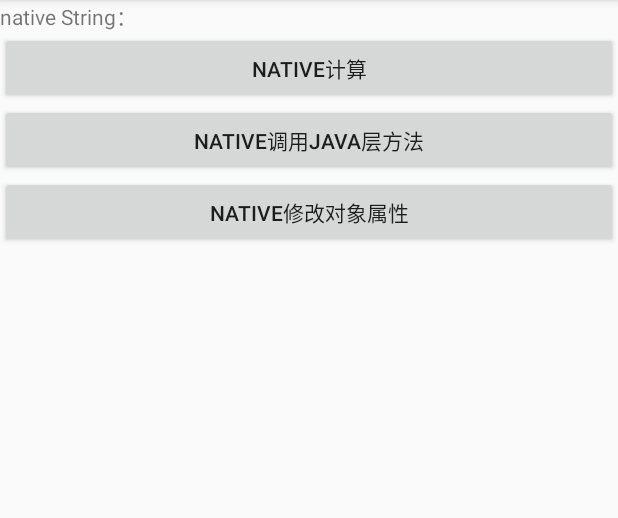
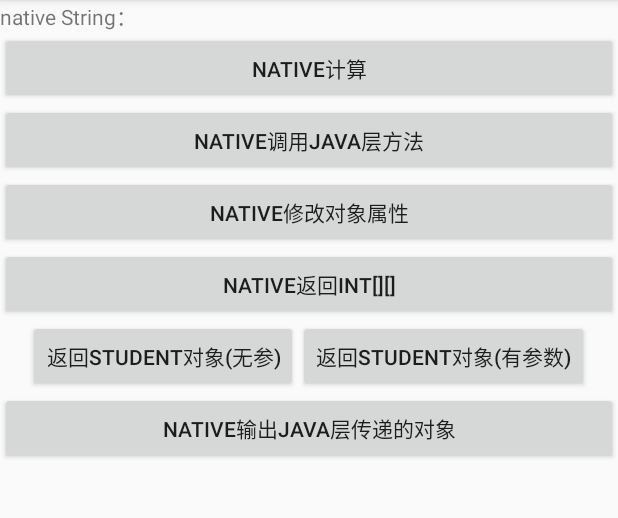
Before and after one commit to CB2Git/BlogDemoRepository, an Android app: the screen it shows after launch (MainActivity), on a phone screen of 412 x 824 dp, the part 84-602 px from its top. Run offline under Robolectric (Android 15) with nearby library versions, the phone set to English and light mode, and no system bars; 2 statements that could not run were skipped.

Commit message:
NDK-Java与native互相传递复杂对象

```diff
--- a/NDKFirst/app/src/main/java/org/ndk/ndkfirst/NDKTest.java
+++ b/NDKFirst/app/src/main/java/org/ndk/ndkfirst/NDKTest.java
@@ -9,8 +9,6 @@ public class NDKTest {
     static {
         System.loadLibrary("ndk-test-lib");
     }
-
-    private int mmm = 100;
 
     private String mString = "Ndk test string";
 
@@ -34,13 +32,41 @@ public class NDKTest {
      */
     public native void modifyFiled();
 
+
+    /**
+     * 输出native的修改结果
+     */
     public void outputString() {
         Log.i(TAG, "mString: " + mString);
     }
 
+    /**
+     * native中会调用此方法
+     */
     @Override
     public String toString() {
         Log.i(TAG, "toString: ");
         return mString;
     }
+
+    /**
+     * native层返回一个int[][]数组
+     */
+    public native static int[][] getIntArray(int row, int column);
+
+    /**
+     * native返回一个{@link Student}对象,调用无参构造函数
+     */
+    public native Student getStudentFromNative();
+
+    /**
+     * native返回一个{@link Student}对象,调用构造函数
+     */
+    public native Student getStudentFromNative2();
+
+    /**
+     * 在native层打印出Student对象
+     * @param stu
+     */
+    public native void outputStudentInNative(Student stu);
 }
--- a/NDKFirst/app/src/main/res/layout/activity_main.xml
+++ b/NDKFirst/app/src/main/res/layout/activity_main.xml
@@ -12,21 +12,51 @@
         android:text="native String："/>
 
     <Button
-        android:onClick="onCalcInNative"
         android:layout_width="match_parent"
         android:layout_height="wrap_content"
+        android:onClick="onCalcInNative"
         android:text="native计算"/>
 
     <Button
-        android:onClick="onNativeCallJavaMethod"
         android:layout_width="match_parent"
         android:layout_height="wrap_content"
+        android:onClick="onNativeCallJavaMethod"
         android:text="native调用Java层方法"/>
 
     <Button
-        android:onClick="onNativeModifyField"
         android:layout_width="match_parent"
         android:layout_height="wrap_content"
+        android:onClick="onNativeModifyField"
         android:text="native修改对象属性"/>
 
+    <Button
+        android:layout_width="match_parent"
+        android:layout_height="wrap_content"
+        android:onClick="onNativeReturnArray"
+        android:text="native返回int[][]"/>
+
+    <LinearLayout
+        android:layout_width="match_parent"
+        android:layout_height="wrap_content"
+        android:gravity="center"
+        android:orientation="horizontal">
+
+        <Button
+            android:layout_width="wrap_content"
+            android:layout_height="wrap_content"
+            android:onClick="onNativeStudent1"
+            android:text="返回Student对象(无参)"/>
+
+        <Button
+            android:layout_width="wrap_content"
+            android:layout_height="wrap_content"
+            android:onClick="onNativeStudent2"
+            android:text="返回Student对象(有参数)"/>
+    </LinearLayout>
+
+    <Button
+        android:layout_width="match_parent"
+        android:layout_height="wrap_content"
+        android:onClick="onNativeOutputStudent"
+        android:text="native输出Java层传递的对象"/>
 </LinearLayout>
```
Also changed, not shown: NDKFirst/app/src/main/java/org/ndk/ndkfirst/MainActivity.java (+40 -0 lines), 2 other files.
